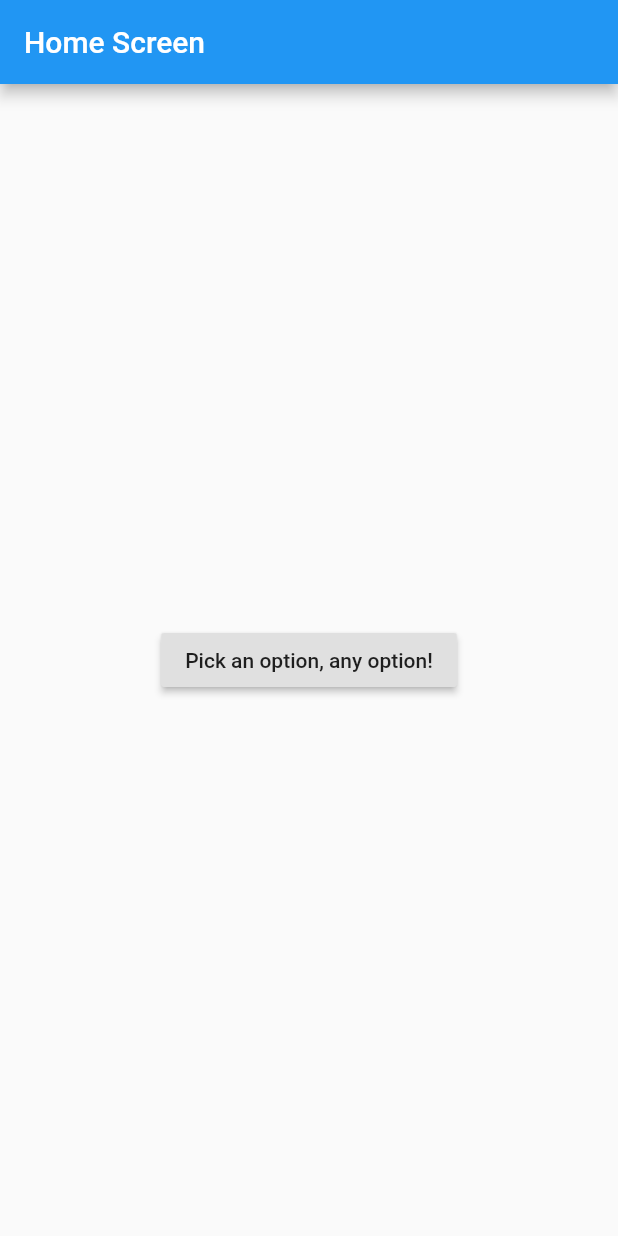
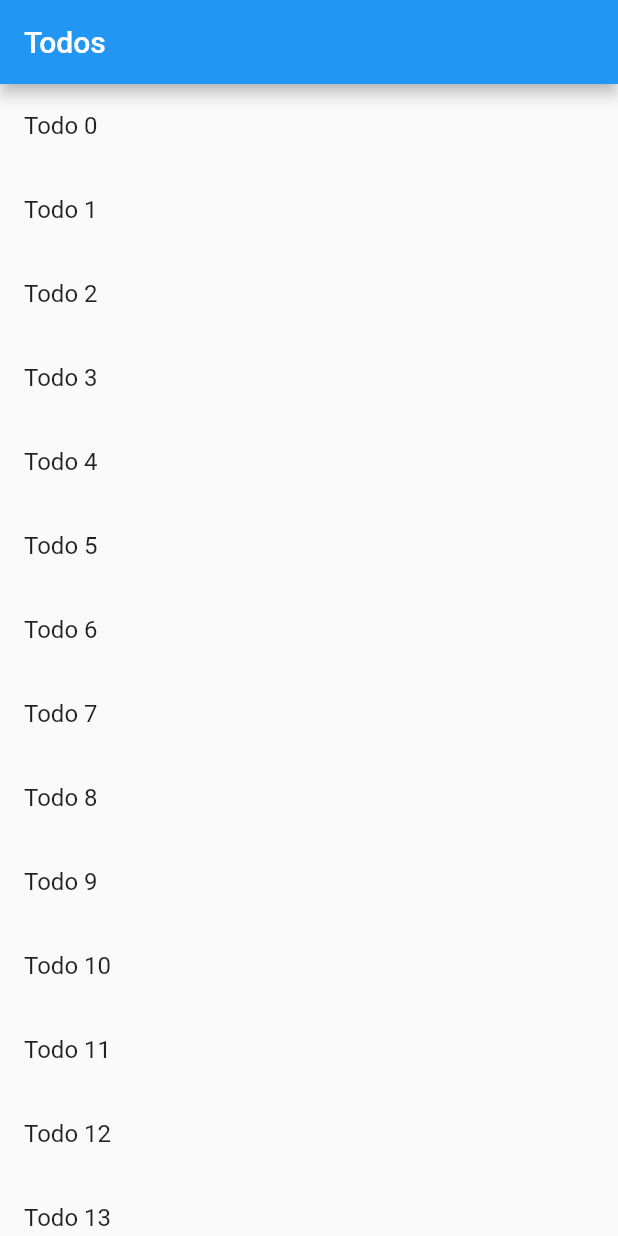
Before and after one commit to echohuub/flutter_learn, a Flutter app: the screen it shows after launch, on a phone screen of 412 x 824 dp. Run offline on Flutter 3.47's test engine with Material 2 defaults, Android fonts, the phone set to English and light mode, and no system bars.

Commit message:
Send data to a new screen

```diff
--- a/lib/main.dart
+++ b/lib/main.dart
@@ -1,75 +1,66 @@
 import 'package:flutter/material.dart';
 
 void main() {
-  runApp(MaterialApp(title: 'Returning Data', home: HomeScreen()));
+  runApp(MaterialApp(
+      title: 'Passing Data',
+      home: TodosScreen(
+        todos: List<Todo>.generate(
+            20,
+            (i) => Todo('Todo $i',
+                'A description of what needs to be done for Todo $i')),
+      )));
 }
 
-class HomeScreen extends StatelessWidget {
+class Todo {
+  final String title;
+  final String descriptoiin;
+  Todo(this.title, this.descriptoiin);
+}
+
+class TodosScreen extends StatelessWidget {
+  final List<Todo> todos;
+
+  TodosScreen({Key key, @required this.todos}) : super(key: key);
+
   @override
   Widget build(BuildContext context) {
     return Scaffold(
       appBar: AppBar(
-        title: Text('Home Screen'),
+        title: Text('Todos'),
       ),
-      body: Center(
-        child: SelectionButton(),
+      body: ListView.builder(
+        itemCount: todos.length,
+        itemBuilder: (context, index) {
+          return ListTile(
+            title: Text(todos[index].title),
+            onTap: () {
+              Navigator.push(
+                  context,
+                  MaterialPageRoute(
+                    builder: (context) => DetailScreen(todo: todos[index]),
+                  ));
+            },
+          );
+        },
       ),
     );
   }
 }
 
-class SelectionButton extends StatelessWidget {
-  @override
-  Widget build(BuildContext context) {
-    return RaisedButton(
-      onPressed: () {
-        _navigateAndDisplaySelection(context);
-      },
-      child: Text('Pick an option, any option!'),
-    );
-  }
+class DetailScreen extends StatelessWidget {
+  final Todo todo;
 
-  _navigateAndDisplaySelection(BuildContext context) async {
-    final result = await Navigator.push(
-      context,
-      MaterialPageRoute(builder: (context) => SelectionScreen()),
-    );
+  DetailScreen({Key key, @required this.todo}) : super(key: key);
 
-    Scaffold.of(context)
-      ..removeCurrentSnackBar()
-      ..showSnackBar(SnackBar(content: Text('$result')));
-  }
-}
-
-class SelectionScreen extends StatelessWidget {
   @override
   Widget build(BuildContext context) {
     return Scaffold(
-      appBar: AppBar(title: Text('Pick an option')),
-      body: Center(
-        child: Column(
-          mainAxisAlignment: MainAxisAlignment.center,
-          children: <Widget>[
-            Padding(
-              padding: const EdgeInsets.all(8.0),
-              child: RaisedButton(
-                onPressed: () {
-                  Navigator.pop(context, 'Yep!');
-                },
-                child: Text('Yep!'),
-              ),
-            ),
-            Padding(
-              padding: const EdgeInsets.all(8.0),
-              child: RaisedButton(
-                onPressed: () {
-                  Navigator.pop(context, 'Nope.');
-                },
-                child: Text('Nope.'),
-              ),
-            )
-          ],
-        ),
+      appBar: AppBar(
+        title: Text(todo.title),
+      ),
+      body: Padding(
+        padding: EdgeInsets.all(16.0),
+        child: Text(todo.descriptoiin),
       ),
     );
   }
```
